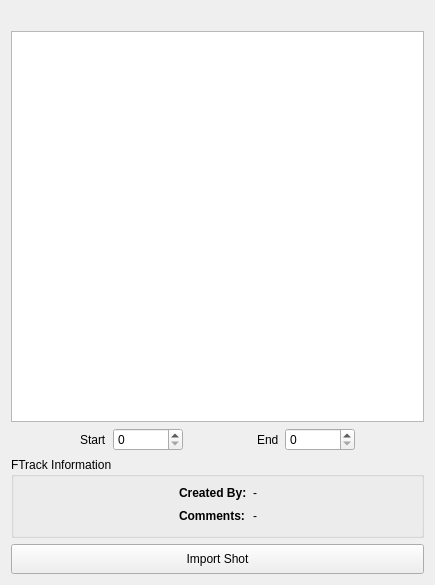
Qt form general/python/ccgeneral/shot/load_shot_ui.ui (mrmcdog23/controlChaos) before a commit.
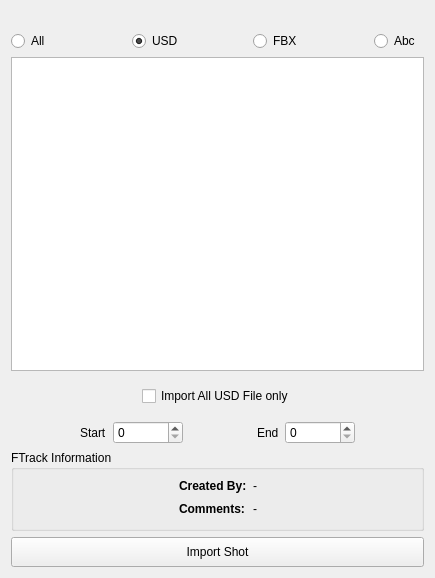
The same form after that commit.

Commit message: filter in the shot loader and import all as stage

```diff
--- a/general/python/ccgeneral/shot/load_shot_ui.ui
+++ b/general/python/ccgeneral/shot/load_shot_ui.ui
@@ -7,14 +7,187 @@
     <x>0</x>
     <y>0</y>
     <width>435</width>
-    <height>585</height>
+    <height>578</height>
    </rect>
   </property>
   <property name="windowTitle">
    <string>Form</string>
   </property>
   <layout class="QGridLayout" name="gridLayout_2">
-   <item row="5" column="0">
+   <item row="1" column="0">
+    <layout class="QGridLayout" name="gridLayout_6">
+     <item row="0" column="3">
+      <widget class="QLabel" name="lbl_fbx">
+       <property name="sizePolicy">
+        <sizepolicy hsizetype="Preferred" vsizetype="Preferred">
+         <horstretch>24</horstretch>
+         <verstretch>24</verstretch>
+        </sizepolicy>
+       </property>
+       <property name="minimumSize">
+        <size>
+         <width>20</width>
+         <height>20</height>
+        </size>
+       </property>
+       <property name="maximumSize">
+        <size>
+         <width>20</width>
+         <height>20</height>
+        </size>
+       </property>
+       <property name="text">
+        <string/>
+       </property>
+       <property name="scaledContents">
+        <bool>true</bool>
+       </property>
+      </widget>
+     </item>
+     <item row="0" column="2">
+      <widget class="QRadioButton" name="rbn_usd">
+       <property name="text">
+        <string>USD</string>
+       </property>
+       <property name="checked">
+        <bool>true</bool>
+       </property>
+       <attribute name="buttonGroup">
+        <string notr="true">buttonGroup</string>
+       </attribute>
+      </widget>
+     </item>
+     <item row="0" column="5">
+      <widget class="QLabel" name="lbl_alembic">
+       <property name="sizePolicy">
+        <sizepolicy hsizetype="Preferred" vsizetype="Preferred">
+         <horstretch>24</horstretch>
+         <verstretch>24</verstretch>
+        </sizepolicy>
+       </property>
+       <property name="minimumSize">
+        <size>
+         <width>20</width>
+         <height>20</height>
+        </size>
+       </property>
+       <property name="maximumSize">
+        <size>
+         <width>20</width>
+         <height>20</height>
+        </size>
+       </property>
+       <property name="text">
+        <string/>
+       </property>
+       <property name="scaledContents">
+        <bool>true</bool>
+       </property>
+      </widget>
+     </item>
+     <item row="0" column="6">
+      <widget class="QRadioButton" name="rbn_alembic">
+       <property name="maximumSize">
+        <size>
+         <width>50</width>
+         <height>16777215</height>
+        </size>
+       </property>
+       <property name="text">
+        <string>Abc</string>
+       </property>
+       <attribute name="buttonGroup">
+        <string notr="true">buttonGroup</string>
+       </attribute>
+      </widget>
+     </item>
+     <item row="0" column="0">
+      <widget class="QRadioButton" name="rbn_all">
+       <property name="text">
+        <string>All</string>
+       </property>
+       <attribute name="buttonGroup">
+        <string notr="true">buttonGroup</string>
+       </attribute>
+      </widget>
+     </item>
+     <item row="0" column="1">
+      <widget class="QLabel" name="lbl_usd">
+       <property name="sizePolicy">
+        <sizepolicy hsizetype="Preferred" vsizetype="Preferred">
+         <horstretch>24</horstretch>
+         <verstretch>24</verstretch>
+        </sizepolicy>
+       </property>
+       <property name="minimumSize">
+        <size>
+         <width>20</width>
+         <height>20</height>
+        </size>
+       </property>
+       <property name="maximumSize">
+        <size>
+         <width>20</width>
+         <height>20</height>
+        </size>
+       </property>
+       <property name="text">
+        <string/>
+       </property>
+       <property name="scaledContents">
+        <bool>true</bool>
+       </property>
+      </widget>
+     </item>
+     <item row="0" column="4">
+      <widget class="QRadioButton" name="rbn_fbx">
+       <property name="text">
+        <string>FBX</string>
+       </property>
+       <attribute name="buttonGroup">
+        <string notr="true">buttonGroup</string>
+       </attribute>
+      </widget>
+     </item>
+    </layout>
+   </item>
+   <item row="6" column="0">
+    <layout class="QHBoxLayout" name="ue_wdg_layout"/>
+   </item>
+   <item row="0" column="0">
+    <layout class="QHBoxLayout" name="horizontalLayout_3">
+     <item>
+      <spacer name="horizontalSpacer_10">
+       <property name="orientation">
+        <enum>Qt::Horizontal</enum>
+       </property>
+       <property name="sizeHint" stdset="0">
+        <size>
+         <width>40</width>
+         <height>20</height>
+        </size>
+       </property>
+      </spacer>
+     </item>
+     <item>
+      <layout class="QVBoxLayout" name="lyt_shot_combo"/>
+     </item>
+     <item>
+      <spacer name="horizontalSpacer_11">
+       <property name="orientation">
+        <enum>Qt::Horizontal</enum>
+       </property>
+       <property name="sizeHint" stdset="0">
+        <size>
+         <width>40</width>
+         <height>20</height>
+        </size>
+       </property>
+      </spacer>
+     </item>
+    </layout>
+   </item>
+   <item row="7" column="0">
     <widget class="QPushButton" name="btn_import_files">
      <property name="enabled">
       <bool>true</bool>
@@ -34,6 +207,9 @@
     </widget>
    </item>
    <item row="2" column="0">
+    <widget class="QListWidget" name="lw_import_files"/>
+   </item>
+   <item row="4" column="0">
     <layout class="QHBoxLayout" name="horizontalLayout_4">
      <item>
       <spacer name="horizontalSpacer_5">
@@ -116,10 +292,7 @@
      </item>
     </layout>
    </item>
-   <item row="1" column="0">
-    <widget class="QListWidget" name="lw_import_files"/>
-   </item>
-   <item row="3" column="0">
+   <item row="5" column="0">
     <widget class="QGroupBox" name="grp_ftrack">
      <property name="title">
       <string>FTrack Information</string>
@@ -216,41 +389,44 @@
      </layout>
     </widget>
    </item>
-   <item row="0" column="0">
-    <layout class="QHBoxLayout" name="horizontalLayout_3">
-     <item>
-      <spacer name="horizontalSpacer_10">
-       <property name="orientation">
-        <enum>Qt::Horizontal</enum>
-       </property>
-       <property name="sizeHint" stdset="0">
-        <size>
-         <width>40</width>
-         <height>20</height>
-        </size>
-       </property>
-      </spacer>
-     </item>
-     <item>
-      <layout class="QVBoxLayout" name="lyt_shot_combo"/>
-     </item>
-     <item>
-      <spacer name="horizontalSpacer_11">
-       <property name="orientation">
-        <enum>Qt::Horizontal</enum>
-       </property>
-       <property name="sizeHint" stdset="0">
-        <size>
-         <width>40</width>
-         <height>20</height>
-        </size>
-       </property>
-      </spacer>
-     </item>
-    </layout>
-   </item>
-   <item row="4" column="0">
-    <layout class="QHBoxLayout" name="ue_wdg_layout"/>
+   <item row="3" column="0">
+    <widget class="QWidget" name="grp_import_all" native="true">
+     <layout class="QGridLayout" name="gridLayout_7">
+      <item row="0" column="0">
+       <spacer name="horizontalSpacer_12">
+        <property name="orientation">
+         <enum>Qt::Horizontal</enum>
+        </property>
+        <property name="sizeHint" stdset="0">
+         <size>
+          <width>40</width>
+          <height>20</height>
+         </size>
+        </property>
+       </spacer>
+      </item>
+      <item row="0" column="1">
+       <widget class="QCheckBox" name="chk_all_usd">
+        <property name="text">
+         <string>Import All USD File only</string>
+        </property>
+       </widget>
+      </item>
+      <item row="0" column="2">
+       <spacer name="horizontalSpacer_13">
+        <property name="orientation">
+         <enum>Qt::Horizontal</enum>
+        </property>
+        <property name="sizeHint" stdset="0">
+         <size>
+          <width>8</width>
+          <height>20</height>
+         </size>
+        </property>
+       </spacer>
+      </item>
+     </layout>
+    </widget>
    </item>
   </layout>
  </widget>
```
Left out of the diff: 3 changed lines with no effect on the pictures. The commit also changes 4 other files.
